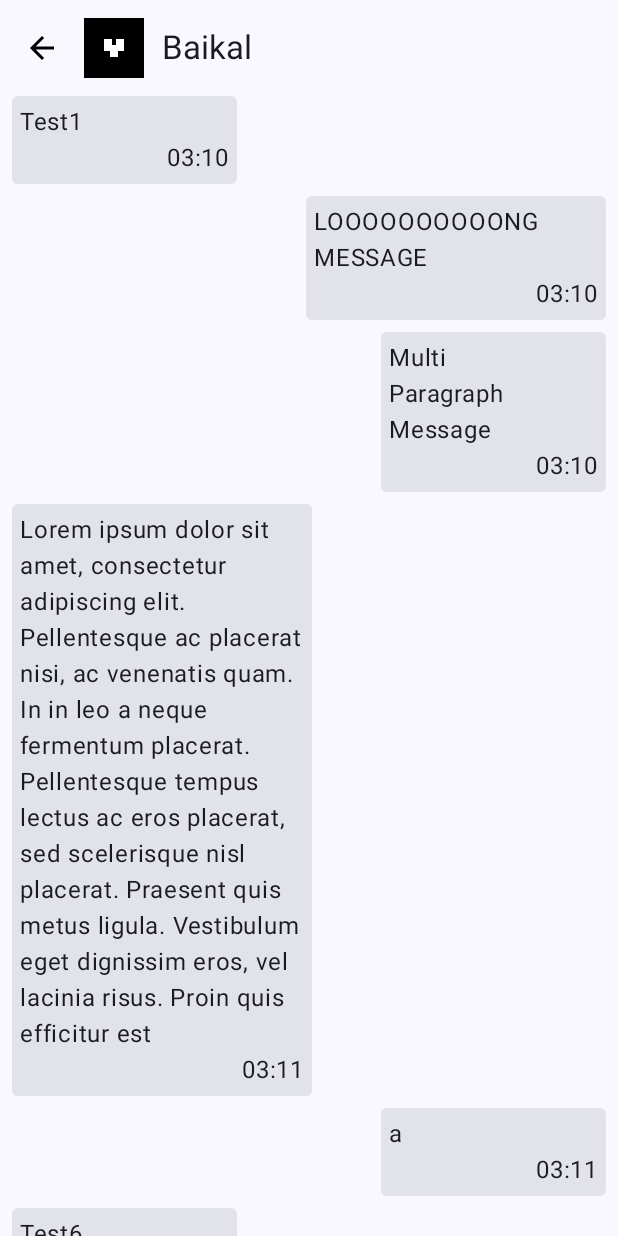
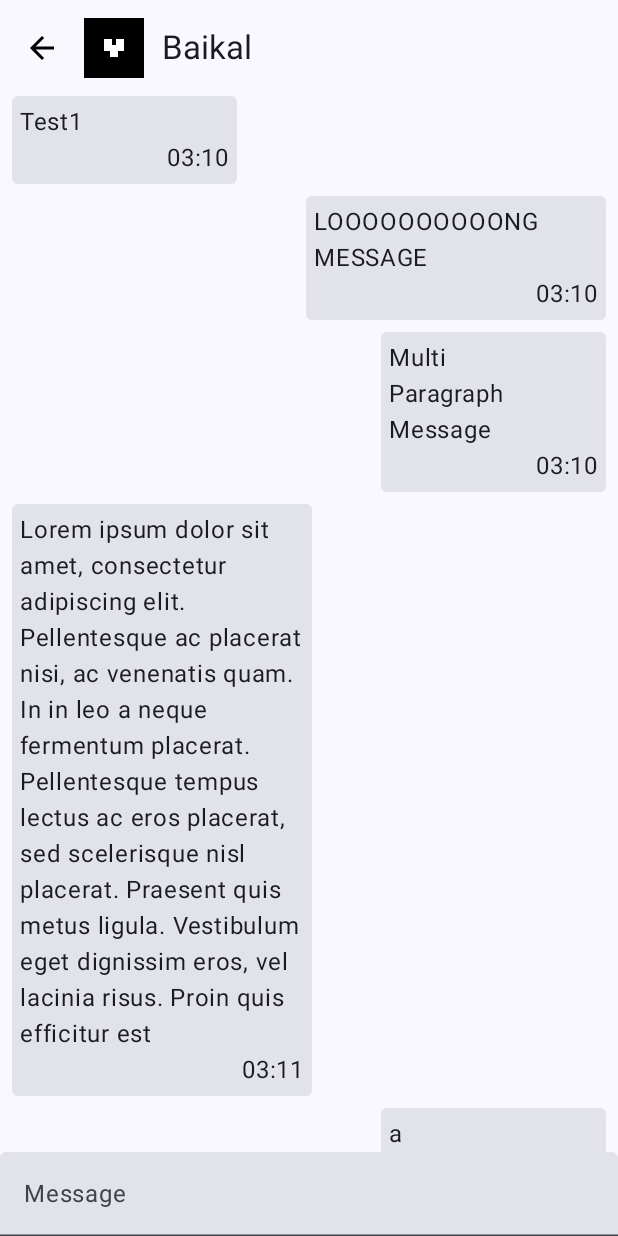
Before and after one commit to AbdDinmukhamed/TI_Messenger, an Android app built with Jetpack Compose: the screen it shows after launch (MainActivity), after a tap on "Baikal", on a phone screen of 412 x 824 dp. Run offline under Robolectric (Android 15) with nearby library versions, the phone set to English and light mode, and no system bars.

Commit message:
Added text field in chat

```diff
--- a/app/src/main/java/com/example/ti_messenger/ui/chat/ChatScreen.kt
+++ b/app/src/main/java/com/example/ti_messenger/ui/chat/ChatScreen.kt
@@ -1,22 +1,40 @@
 package com.example.ti_messenger.ui.chat
 
+import androidx.compose.foundation.background
 import androidx.compose.foundation.layout.Arrangement
+import androidx.compose.foundation.layout.Box
 import androidx.compose.foundation.layout.Column
 import androidx.compose.foundation.layout.Row
+import androidx.compose.foundation.layout.fillMaxHeight
+import androidx.compose.foundation.layout.fillMaxSize
 import androidx.compose.foundation.layout.fillMaxWidth
+import androidx.compose.foundation.layout.navigationBarsPadding
 import androidx.compose.foundation.layout.padding
+import androidx.compose.foundation.layout.size
 import androidx.compose.foundation.layout.sizeIn
 import androidx.compose.foundation.layout.statusBarsPadding
 import androidx.compose.foundation.lazy.LazyColumn
 import androidx.compose.foundation.lazy.items
 import androidx.compose.foundation.shape.RoundedCornerShape
+import androidx.compose.foundation.text.KeyboardOptions
 import androidx.compose.material3.Card
+import androidx.compose.material3.Icon
+import androidx.compose.material3.MaterialTheme
+import androidx.compose.material3.OutlinedTextField
 import androidx.compose.material3.Text
+import androidx.compose.material3.TextField
 import androidx.compose.runtime.Composable
 import androidx.compose.runtime.collectAsState
 import androidx.compose.runtime.getValue
+import androidx.compose.runtime.mutableStateOf
+import androidx.compose.runtime.remember
+import androidx.compose.runtime.setValue
 import androidx.compose.ui.Alignment
 import androidx.compose.ui.Modifier
+import androidx.compose.ui.graphics.Color
+import androidx.compose.ui.res.painterResource
+import androidx.compose.ui.res.stringResource
+import androidx.compose.ui.text.input.ImeAction
 import androidx.compose.ui.tooling.preview.Preview
 import androidx.compose.ui.unit.dp
 import androidx.lifecycle.compose.collectAsStateWithLifecycle
@@ -32,7 +50,8 @@ fun ChatScreen(
     modifier: Modifier = Modifier,
     chatHistory: List<Message> = listOf(),
 ){
-
+    var messageInput by remember { mutableStateOf("") }
+    Box(modifier = Modifier.fillMaxSize()){
         LazyColumn(
             modifier = modifier,
             verticalArrangement = Arrangement.spacedBy(8.dp)
@@ -46,6 +65,21 @@ fun ChatScreen(
                 ){
                     MessageCard(message)
                 }
+            }
+        }
+        Row(
+            modifier = Modifier
+            .align(Alignment.BottomCenter)
+            .fillMaxWidth()
+            .background(MaterialTheme.colorScheme.background)
+            .navigationBarsPadding()){
+            TextField(
+                placeholder = { Text("Message") },
+                value = messageInput,
+                onValueChange = { messageInput = it },
+                keyboardOptions = KeyboardOptions.Default.copy(imeAction = ImeAction.Send),
+                modifier = modifier.weight(1f)
+            )
         }
     }
 }
@@ -78,6 +112,23 @@ fun MessageCard(
 @Composable
 fun GreetingPreview() {
     TI_MessengerTheme {
-        ChatScreen(modifier = Modifier.statusBarsPadding())
+        ChatScreen(modifier = Modifier.statusBarsPadding(), chatHistory = listOf(
+            Message("Test1","03:10",1),
+            Message("LOOOOOOOOOONG MESSAGE","03:10",0),
+            Message("Multi\nParagraph\nMessage","03:10",0),
+            Message("Lorem ipsum dolor sit amet, consectetur adipiscing elit. Pellentesque ac placerat nisi, ac venenatis quam. In in leo a neque fermentum placerat. Pellentesque tempus lectus ac eros placerat, sed scelerisque nisl placerat. Praesent quis metus ligula. Vestibulum eget dignissim eros, vel lacinia risus. Proin quis efficitur est","03:11",1),
+            Message("a","03:11",0),
+            Message("Test6","03:11",1),
+            Message("Test7","03:11",0),
+            Message("Test8","03:12",1),
+            Message("Test9","03:13",0),
+            Message("Test10","03:13",1),
+            Message("Test11","03:13",0),
+            Message("Test12","03:13",0),
+            Message("Test13","03:14",1),
+            Message("Test14","03:14",1),
+            Message("Test15","03:14",1),
+            Message("bro","03:14",1),
+        ))
     }
 }
```
Lines whose indentation alone changed are shown as unchanged.
